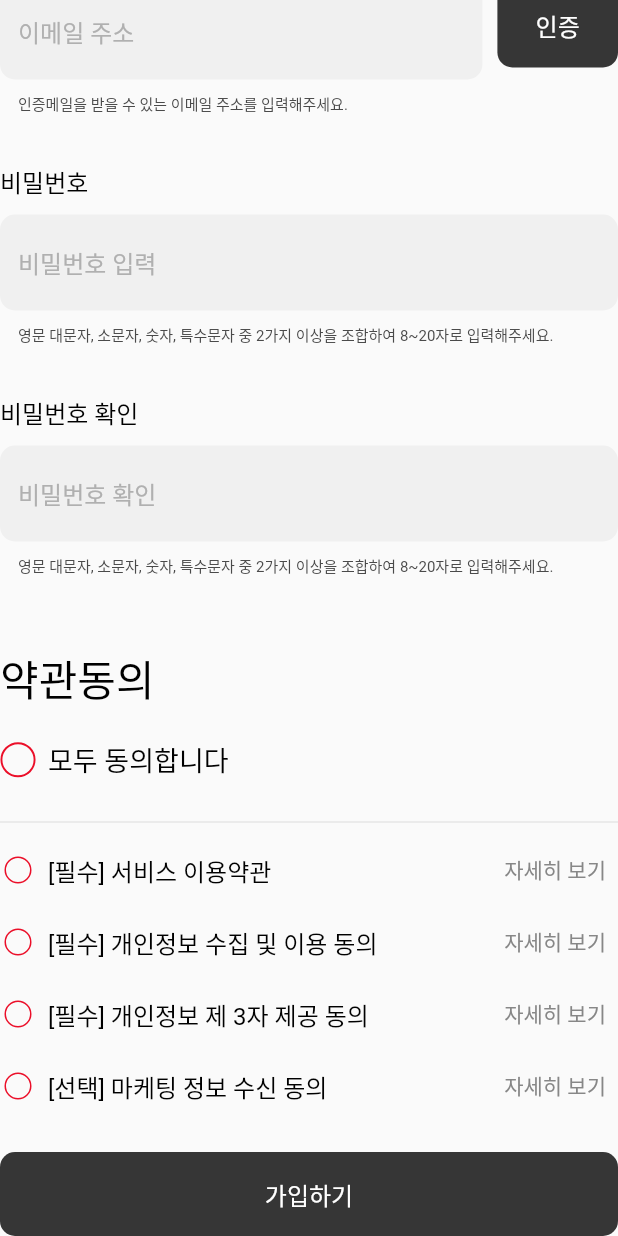
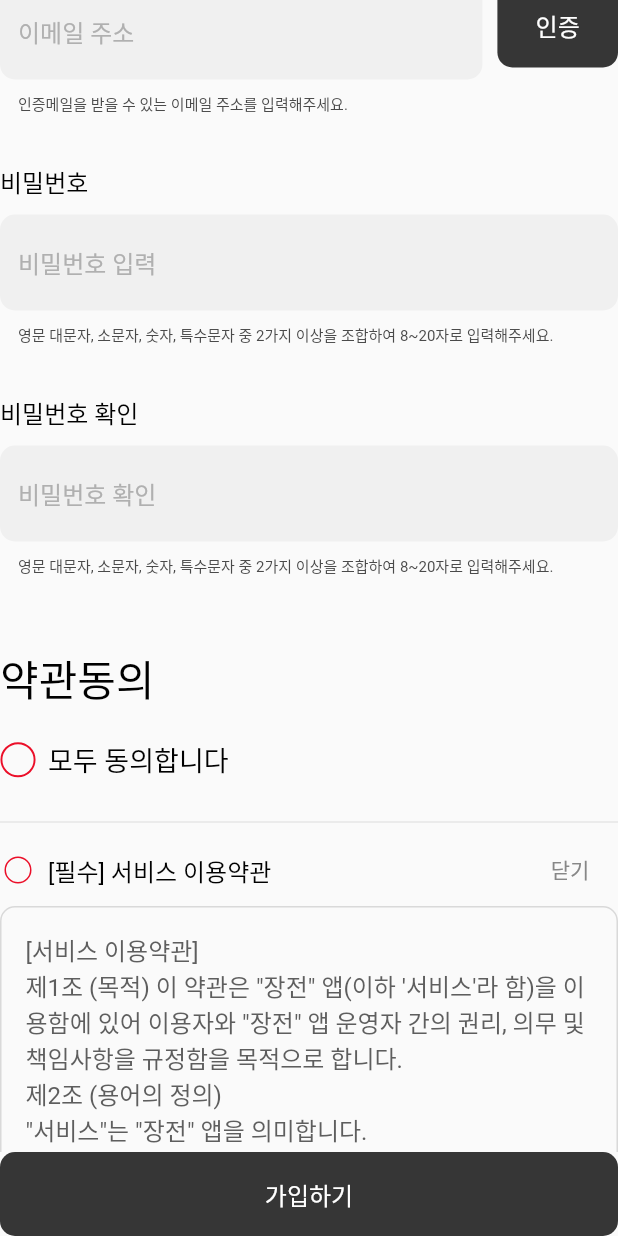
Before and after one commit to SniperFactory-Jangjeon/Jangjeon, a Flutter app: the SignupScreen widget shown alone on an empty page, opened directly, scrolled down 113 dp, after a tap on "자세히 보기", on a phone screen of 412 x 824 dp. Run offline on Flutter 3.47's test engine with Material 2 defaults, Android fonts, the phone set to English and light mode, and no system bars; our stand-ins replace cloud_firestore, firebase_auth, firebase_core, fl_chart, flutter_svg, font_awesome_flutter and 1 more; missing offline and left inert: kakao_flutter_sdk_user; accounts and stored records are empty; network calls fail; Roboto replaces fonts that are missing (PretendardBold, PretendardMedium, PretendardRegular).

Commit message:
약관 상세 내용 추가

```diff
--- a/lib/controller/signup_controller.dart
+++ b/lib/controller/signup_controller.dart
@@ -25,18 +25,132 @@ class SignupController extends GetxController {
     {
       'title': '[필수] 서비스 이용약관',
       'value': false.obs,
+      'content': '''[서비스 이용약관]
+제1조 (목적) 이 약관은 "장전" 앱(이하 '서비스'라 함)을 이용함에 있어 이용자와 "장전" 앱 운영자 간의 권리, 의무 및 책임사항을 규정함을 목적으로 합니다.
+제2조 (용어의 정의)
+"서비스"는 "장전" 앱을 의미합니다.
+"이용자"는 "장전" 앱에 접속하여 이 약관에 따라 "장전" 앱이 제공하는 서비스를 받는 회원 및 비회원을 의미합니다.
+"회원"은 "장전" 앱에 회원가입을 하여 아이디(ID)와 비밀번호를 부여받은 자로서, "장전" 앱이 제공하는 서비스를 지속적으로 이용할 수 있는 자를 의미합니다.
+"비회원"은 회원가입 없이 "장전" 앱이 제공하는 일부 서비스를 이용하는 자를 의미합니다.
+"운영자"는 "장전" 앱을 운영하는 사람을 의미합니다.
+제3조 (약관의 게시와 개정)
+"장전" 앱은 본 약관을 이용자가 쉽게 알 수 있도록 초기 화면에 게시합니다.
+"장전" 앱은 필요하다고 인정되면 언제든지 본 약관을 개정할 수 있습니다.
+"장전" 앱이 본 약관을 개정할 경우에는 개정된 약관을 적용하고 그 개정된 약관의 적용일자와 개정 사유를 명시하여 현행 약관과 함께 초기화면에 그 적용일자 7일 이전부터 적용일자 전일까지 공지합니다. 다만, 회원에게 불리하게 약관 내용을 변경하는 경우에는 최소한 30일 이상의 사전 유예기간을 두고 공지합니다.
+제4조 (서비스의 제공 및 변경)
+"장전" 앱은 이용자에게 아래와 같은 서비스를 제공합니다.
+해외주식 시장에서 실시간으로 제공되는 뉴스 번역 서비스
+다양한 언어로 제공되는 뉴스 자동 번역 서비스
+분석 및 예측 보고서 제공
+기타 "장전" 앱이 추가로 개발하거나 다른 회사와의 제휴 계약 등을 통해 이용자에게 제공
+"장전" 앱은 서비스의 향상을 위해 필요한 경우에는 서비스의 전부 또는 일부를 변경할 수 있습니다. 이 경우 "장전" 앱은 변경된 서비스의 내용 및 제공일자를 명시하여 현행 서비스와 함께 초기화면에 그 적용일자 7일 이전부터 적용일자 전일까지 공지합니다.
+제5조 (서비스 이용 계약의 성립)
+이용자는 "장전" 앱에서 제공하는 이용신청 양식에서 요구하는 모든 사항을 정확하게 기재하여 신청해야 합니다.
+"장전" 앱은 제1항과 같이 이용자가 요구하는 사항을 정확히 기재하였을 경우 서비스 이용 계약을 승낙합니다.
+서비스 이용 계약은 이용자가 "장전" 앱에서 제공하는 회원가입 양식에 동의하고 가입을 완료하는 시점에 성립합니다.
+제6조 (서비스 이용의 제한)
+"장전" 앱은 이용자가 본 약관에 위반되는 행위를 한 경우, 서비스 이용을 일시적으로 제한하거나 영구적으로 이용을 중단할 수 있습니다.
+이용자는 다음 각 호의 행위를 하여서는 안 됩니다.
+타인의 정보 도용 및 사칭
+서비스 이용 중 개인정보를 포함한 타인의 정보를 수집, 저장, 공개하는 행위
+"장전" 앱의 서비스 운영을 방해하는 행위
+"장전" 앱의 저작권 및 지적재산권을 침해하는 행위
+기타 불법적이거나 부당한 행위
+이용자가 제2항에서 규정한 행위를 한 경우, "장전" 앱은 해당 이용자에 대하여 서비스 이용 제한, 강제 탈퇴, 손해배상청구 등 법적인 조치를 취할 수 있습니다.
+제7조 (이용자의 개인정보 보호)
+"장전" 앱은 이용자의 개인정보를 보호하기 위해 관련 법령에 따라 개인정보 처리 방침을 정하고 이를 공지합니다.
+"장전" 앱은 이용자의 개인정보를 보호하기 위해 보안 시스템을 운영하며, 이용자의 개인정보를 수집, 이용, 제공하는 경우에는 이용자의 동의를 받습니다.제8조 (손해배상)
+"장전" 앱은 이용자의 귀책사유로 인하여 "장전" 앱이 손해를 입게 되는 경우, 해당 이용자는 "장전" 앱에 대하여 그 손해를 배상하여야 합니다.
+이용자가 이 약관을 위반함으로써 "장전" 앱에 손해를 입힌 경우, "장전" 앱은 해당 이용자에 대하여 손해배상을 청구할 수 있습니다.
+제9조 (면책조항)
+"장전" 앱은 천재지변, 전쟁, 기간통신사업자의 서비스 중단, 해킹 등으로 인한 시스템 오류 및 불법적인 사용자의 공격 등으로 인한 서비스 이용의 장애 등으로 인하여 이용자에게 발생한 손해에 대하여는 책임을 지지 않습니다.
+"장전" 앱은 이용자의 귀책사유로 인한 서비스 이용 장애 및 손해에 대하여 책임을 지지 않습니다.
+제10조 (분쟁해결 및 관할법원)
+"장전" 앱과 이용자 간에 발생한 분쟁에 관한 소송은 대한민국 법령에 따라 결정됩니다.
+"장전" 앱과 이용자 간에 발생한 분쟁으로 인하여 소송이 제기될 경우, 관할법원은 "장전" 앱의 본사 소재지를 관할하는 법원으로 합니다.
+부칙
+이 약관은 2023년 4월 27일부터 적용됩니다.''',
     },
     {
       'title': '[필수] 개인정보 수집 및 이용 동의',
       'value': false.obs,
+      'content': '''[개인정보 수집 및 이용 동의]
+제1조 (목적) 본 약관은 "장전" 앱이 제공하는 서비스 이용과 관련하여, 이용자의 개인정보를 수집, 이용하는 절차 및 방법 등에 관한 사항을 규정함을 목적으로 합니다.
+제2조 (수집하는 개인정보 항목)
+수집항목 : 이용자의 이메일 주소, 닉네임, 로그인 기록, 기기정보, 이용시간, 이용로그
+수집방법 : "장전" 앱 내 회원가입 시 이용자가 직접 입력하는 방식으로 수집됩니다.
+제3조 (개인정보의 수집 및 이용 목적)
+이메일 주소 : 회원 식별, 이용자에 대한 서비스 제공, 고지사항 전달
+닉네임 : 서비스 이용에 필요한 식별 정보 제공
+로그인 기록 : 서비스 이용에 대한 통계자료 분석 및 서비스 개선을 위한 자료로 활용
+기기정보 : 서비스 이용 환경 개선 및 통계 분석 자료로 활용
+이용시간 및 이용로그 : 서비스 이용 현황 파악 및 서비스 개선을 위한 자료로 활용
+제4조 (개인정보의 보유 및 이용기간) 이용자의 개인정보는 수집 및 이용목적이 달성되면 지체 없이 파기합니다. 단, 관계법령에 따라 보관할 필요성이 있는 경우에는 해당 기간 보관합니다.
+제5조 (개인정보의 제3자 제공) "장전" 앱은 이용자의 개인정보를 본인의 동의 없이 제3자에게 제공하지 않습니다. 단, 다음의 경우에는 예외로 합니다.
+이용자가 사전에 제3자에게 개인정보 제공에 동의한 경우
+법령의 규정에 의거하거나, 수사 등 공익을 위하여 필요한 경우제6조 (이용자의 권리) 3. 이용자는 언제든지 개인정보의 수집, 이용, 제공에 대한 동의 철회를 요청할 수 있습니다. 이 경우 "장전" 앱은 지체 없이 이용자의 개인정보를 파기합니다.
+이용자가 개인정보의 수집, 이용, 제공에 대한 동의를 철회하는 경우, "장전" 앱은 해당 이용자에게 불이익이 발생하지 않도록 조치합니다.
+제7조 (개인정보의 파기)
+"장전" 앱은 개인정보 보유기간의 경과, 수집 목적 달성 등 개인정보가 불필요하게 되었을 경우에는 지체 없이 해당 정보를 파기합니다.
+이용자가 개인정보 수집 및 이용에 대한 동의를 철회한 경우, "장전" 앱은 지체 없이 해당 이용자의 개인정보를 파기합니다.
+제8조 (개인정보의 안전성 확보 조치) "장전" 앱은 개인정보의 안전성을 확보하기 위하여 다음과 같은 조치를 취하고 있습니다.
+개인정보의 암호화 : 이용자의 개인정보는 비밀번호 등의 보안기능을 통해 암호화되어 저장 및 관리됩니다.
+개인정보 처리 직원의 최소화 및 교육 : 개인정보를 처리하는 직원은 최소화되며, 개인정보 처리에 필요한 교육을 받고 있습니다.
+개인정보보호전담기구의 운영 : 개인정보보호전담기구를 운영하여 개인정보의 안전성을 확보하고 있습니다.
+개인정보 처리시스템 점검 및 개선 : "장전" 앱은 개인정보 처리시스템의 취약점을 파악하고 이를 보완하기 위해 개선에 최선을 다하고 있습니다.
+제9조 (개인정보 보호책임자) "장전" 앱은 개인정보 처리에 관한 업무를 총괄해서 책임지고, 개인정보 처리와 관련한 이용자의 불만처리 및 피해구제를 위하여 아래와 같이 개인정보 보호책임자를 지정하고 있습니다.
+개인정보 보호책임자 이름 : [이름] 직책 : [직책] 연락처 : [연락처''',
     },
     {
       'title': '[필수] 개인정보 제 3자 제공 동의',
       'value': false.obs,
+      'content': '''[개인정보의 제3자 제공 동의]
+제1조 (목적) 본 약관은 "장전" 앱에서 제공하는 서비스를 이용함에 있어, "장전" 앱이 이용자의 개인정보를 어떠한 목적과 방식으로 수집, 이용하고 있는지, 그리고 개인정보를 보호하기 위한 조치 등을 규정함을 목적으로 합니다.
+제2조 (수집하는 개인정보 항목 및 수집 방법)
+"장전" 앱은 서비스 제공을 위하여 이용자로부터 다음과 같은 개인정보를 수집할 수 있습니다.
+필수 수집 정보: 이메일 주소, 이름, 비밀번호, 프로필 이미지 등
+선택 수집 정보: 거주 지역, 관심 주식 종목, 투자 성향 등
+"장전" 앱은 다음과 같은 방식으로 개인정보를 수집합니다.
+이용자가 직접 입력한 정보
+이용자가 제공한 외부 계정 정보
+서비스 이용 과정에서 생성된 정보
+제3조 (개인정보의 제3자 제공)
+"장전" 앱은 이용자의 개인정보를 제3자에게 제공하지 않습니다. 다만, 이용자의 동의가 있거나 법령의 규정에 의한 경우에는 예외로 합니다.
+제4조 (개인정보의 보유 및 이용 기간)
+"장전" 앱은 이용자의 개인정보를 수집한 목적이 달성되면 지체 없이 파기합니다. 단, 이용자의 요청에 의해 개인정보를 보유하여야 하는 경우, 법령에서 정한 일정한 기간 동안 보관할 수 있습니다.
+"장전" 앱은 이용자가 서비스를 이용하는 동안에만 개인정보를 이용하며, 이용목적이 달성되거나 이용자의 요청에 의해 파기될 때까지 보유 및 이용됩니다.
+제5조 (개인정보의 제3자 제공)
+"장전" 앱은 이용자의 개인정보를 제1조에서 고지한 범위 내에서만 사용하며, 이용자의 사전 동의 없이는 동 범위를 초과하여 이용하거나 원칙적으로 제3자에게 제공하지 않습니다.
+다음은 개인정보를 제3자에게 제공하는 경우이며, 이용자의 사전 동의를 받고 있습니다.
+개인정보를 제공받는 자: [제공받는 자의 성명 또는 상호]
+제공받는 자의 개인정보 이용목적: [제공받는 자의 개인정보 이용목적]
+제공하는 개인정보의 항목: [제공하는 개인정보의 항목]
+개인정보 보유 및 이용기간: [개인정보 보유 및 이용기간]
+제6조 (개인정보의 안전성 확보 조치)
+"장전" 앱은 이용자의 개인정보를 안전하게 관리하기 위하여 다음과 같은 조치를 취하고 있습니다.
+이용자의 개인정보를 암호화하여 저장하고 있습니다.
+개인정보를 처리하는 데이터베이스에 대한 접근권한을 가진 사람을 최소한으로 제한하고 있습니다.
+개인정보보호 업무를 수행하는 담당자를 지정하여 이를 강화하고 있습니다.
+제7조 (개인정보 보호책임자)
+"장전" 앱은 이용자의 개인정보 처리와 관련한 업무를 총괄해서 책임지고, 개인정보와 관련한 이용자의 불만처리 및 피해구제 등을 위하여 아래와 같이 개인정보 보호책임자를 지정하고 있습니다.
+개인정보 보호책임자 성명: [보호책임자 성명]
+개인정보 보호책임자 연락처: [보호책임자 연락처]
+이용자는 "장전" 앱을 이용하면서 발생한 모든 개인정보 보호 관련 문의, 불만처리, 피해구제 등에 관한 사항을 개인정보 보호책임자에게 문의하실 수 있습니다. "장전" 앱은 이용자의 문의에 대해 신속하게 답변 및 처리해드릴 것입니다.
+제8조 (개인정보 처리방침 변경)
+이 개인정보 처리방침은 법령, 정책 또는 보안기술의 변경에 따라 내용이 추가, 삭제, 수정될 수 있습니다.
+이용자는 개인정보 처리방침 변경 시 개인정보보호 관련 법령 등에 따라 "장전" 앱이 고지하는 절차에 따라 변경된 개인정보 처리방침에 대해 동의 또는 거부할 수 있습니다.
+"장전" 앱은 이 개인정보 처리방침을 변경할 경우 변경 사항을 시행하기 최소 7일 전에 서비스 초기 화면, 이메일, 문자 등을 통해 이용자에게 알리고, 이용자가 동의하지 않는 경우 이용자의 개인정보는 변경 전의 방침에 따라 이용됩니다.
+이 개인정보 처리방침은 2023년 4월 27일부터 적용됩니다.''',
     },
     {
       'title': '[선택] 마케팅 정보 수신 동의',
       'value': false.obs,
+      'content': '''[마케팅 정보 수신 동의]
+"장전" 앱은 이용자에게 별도의 동의가 없는 한, 이용자의 개인정보를 기반으로 제3자에게 광고 및 마케팅 정보를 제공하지 않습니다.
+이용자가 "장전" 앱에서 제공하는 광고, 마케팅 정보 등의 정보 수신에 동의할 경우에만 해당 정보를 제공하며, 이 경우 이용자의 개인정보는 안전하게 보호됩니다.
+이용자가 "장전" 앱에서 제공하는 광고, 마케팅 정보 등의 정보 수신에 동의하지 않을 경우, "장전" 앱은 해당 정보를 제공하지 않습니다.
+이용자는 언제든지 "장전" 앱의 마케팅 정보 수신 동의를 철회할 수 있으며, 이 경우 "장전" 앱은 즉시 해당 정보의 제공을 중단합니다.
+[동의 철회 방법] 이용자는 언제든지 "장전" 앱에서 제공하는 마케팅 정보 수신 동의를 철회할 수 있습니다. 동의 철회를 원하는 경우에는 "장전" 앱 내 마케팅 정보 수신 동의 관리 메뉴를 이용하시거나, "장전" 앱의 고객센터를 통해 신청하실 수 있습니다.''',
     },
   ]; //이용약관
 
--- a/lib/view/screen/signup_screen.dart
+++ b/lib/view/screen/signup_screen.dart
@@ -132,6 +132,7 @@ class SignupScreen extends GetView<SignupController> {
                     return Obx(
                       () => AgreementTile(
                         title: controller.agreement[index]['title'],
+                        content: controller.agreement[index]['content'],
                         checkValue: controller.agreement[index]['value'].value,
                         onChanged: (value) =>
                             controller.checkAgreement(index, value),
--- a/lib/view/widget/agreement_tile.dart
+++ b/lib/view/widget/agreement_tile.dart
@@ -2,21 +2,38 @@ import 'package:flutter/material.dart';
 import 'package:jangjeon/util/app_color.dart';
 import 'package:jangjeon/util/app_text_style.dart';
 
-class AgreementTile extends StatelessWidget {
-  AgreementTile(
-      {super.key,
+class AgreementTile extends StatefulWidget {
+  AgreementTile({
+    super.key,
     required this.title,
+    required this.content,
     this.checkValue = false,
-      required this.onChanged});
+    required this.onChanged,
+  });
 
   final String title; //약관 제목
+  final String content; //약관 내용
   bool checkValue; //약관 동의 여부
   final Function(bool?) onChanged; //약관 동의 변경 이벤트
+
+  @override
+  State<AgreementTile> createState() => _AgreementTileState();
+}
+
+class _AgreementTileState extends State<AgreementTile> {
+  bool isContentVisible = false;
+
+  _handleClickTextButton() {
+    isContentVisible = !isContentVisible;
+    setState(() {});
+  }
 
   //체크박스 값
   @override
   Widget build(BuildContext context) {
-    return Row(
+    return Column(
+      children: [
+        Row(
           crossAxisAlignment: CrossAxisAlignment.center,
           children: [
             SizedBox(
@@ -29,23 +46,45 @@ class AgreementTile extends StatelessWidget {
                 side: const BorderSide(
                   color: AppColor.red100,
                 ),
-            value: checkValue,
-            onChanged: onChanged,
+                value: widget.checkValue,
+                onChanged: widget.onChanged,
               ),
             ),
             const SizedBox(width: 8),
             Text(
               style: AppTextStyle.b3M16(),
-          title,
+              widget.title,
             ),
             const Expanded(child: SizedBox()),
             TextButton(
               style: TextButton.styleFrom(
                 foregroundColor: AppColor.grayscale50,
               ),
-          onPressed: () {},
-          child: const Text('자세히 보기'),
+              onPressed: _handleClickTextButton,
+              child: isContentVisible ? const Text('닫기') : const Text('자세히 보기'),
             )
+          ],
+        ),
+        Visibility(
+          visible: isContentVisible,
+          child: Container(
+            height: 227,
+            padding: const EdgeInsets.all(16),
+            decoration: BoxDecoration(
+              borderRadius: BorderRadius.circular(10),
+              border: Border.all(
+                color: AppColor.grayscale10,
+              ),
+            ),
+            child: SingleChildScrollView(
+              physics: const BouncingScrollPhysics(),
+              child: Text(
+                style: AppTextStyle.b3R16(color: AppColor.grayscale70),
+                widget.content,
+              ),
+            ),
+          ),
+        ),
       ],
     );
   }
```
Lines whose indentation alone changed are shown as unchanged.
